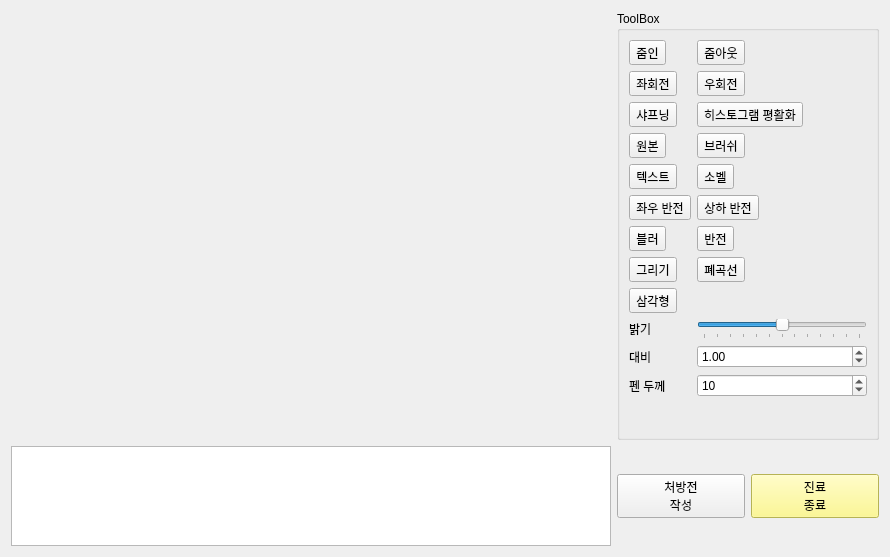
This is Project/src/viewer/ImageViewerSW/imagealbum.ui in AndaCondaa/Dental_Imaging_SW_System as Qt 5 draws it before an edit. The edited form follows.
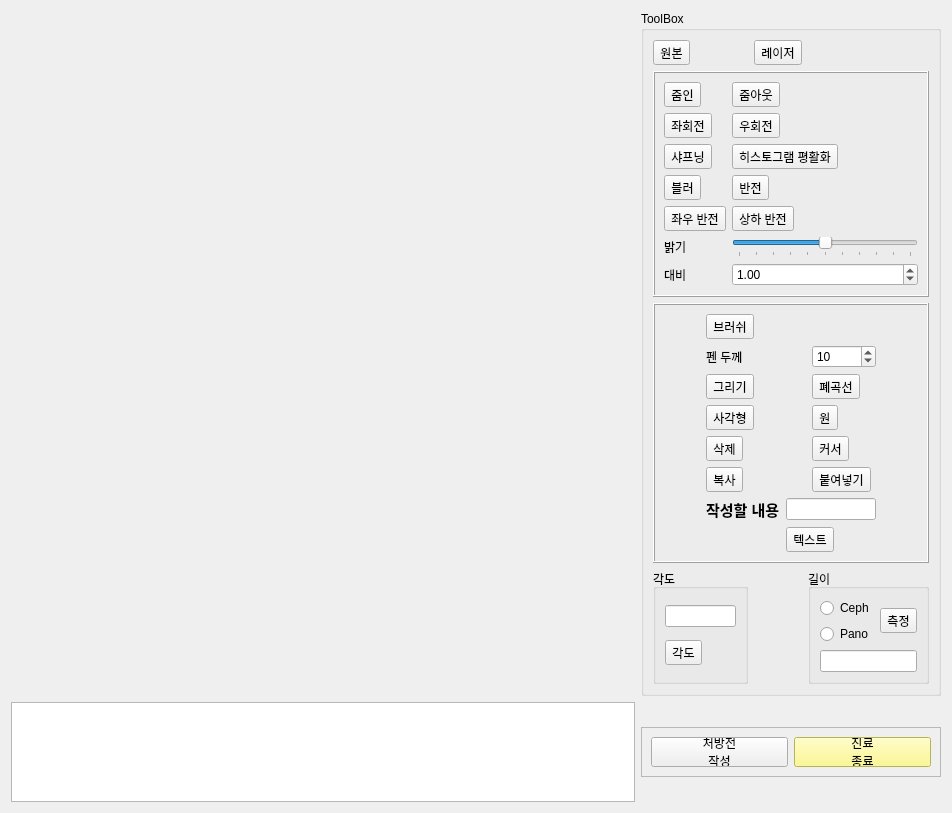
This is the edited form.

Commit message: feat : Angle measurement, Length measurement, modify Brightness

Diff of the .ui file:
```diff
--- a/Project/src/viewer/ImageViewerSW/imagealbum.ui
+++ b/Project/src/viewer/ImageViewerSW/imagealbum.ui
@@ -6,8 +6,8 @@
    <rect>
     <x>0</x>
     <y>0</y>
-    <width>890</width>
-    <height>557</height>
+    <width>952</width>
+    <height>654</height>
    </rect>
   </property>
   <property name="cursor">
@@ -46,67 +46,268 @@
       <property name="title">
        <string>ToolBox</string>
       </property>
+      <layout class="QGridLayout" name="gridLayout_7">
+       <item row="2" column="0" colspan="3">
+        <widget class="QFrame" name="frame_2">
+         <property name="frameShape">
+          <enum>QFrame::Box</enum>
+         </property>
+         <property name="frameShadow">
+          <enum>QFrame::Raised</enum>
+         </property>
+         <layout class="QGridLayout" name="gridLayout_5">
+          <item row="1" column="1">
+           <widget class="QLabel" name="label_3">
+            <property name="text">
+             <string>펜 두께</string>
+            </property>
+            <property name="buddy">
+             <cstring>Thickness</cstring>
+            </property>
+           </widget>
+          </item>
+          <item row="4" column="1">
+           <widget class="QToolButton" name="Delete">
+            <property name="text">
+             <string>삭제</string>
+            </property>
+            <property name="shortcut">
+             <string>Del</string>
+            </property>
+           </widget>
+          </item>
+          <item row="2" column="1">
+           <widget class="QToolButton" name="Lines">
+            <property name="text">
+             <string>그리기</string>
+            </property>
+           </widget>
+          </item>
+          <item row="0" column="1">
+           <widget class="QToolButton" name="Brush">
+            <property name="text">
+             <string>브러쉬</string>
+            </property>
+           </widget>
+          </item>
+          <item row="3" column="1">
+           <widget class="QToolButton" name="Rectangle">
+            <property name="text">
+             <string>사각형</string>
+            </property>
+           </widget>
+          </item>
+          <item row="4" column="2">
+           <widget class="QToolButton" name="Cursor">
+            <property name="text">
+             <string>커서</string>
+            </property>
+           </widget>
+          </item>
+          <item row="2" column="2">
+           <widget class="QToolButton" name="Freehand">
+            <property name="text">
+             <string>폐곡선</string>
+            </property>
+           </widget>
+          </item>
+          <item row="6" column="1" colspan="2">
       <layout class="QFormLayout" name="formLayout">
-       <item row="0" column="0">
-        <widget class="QToolButton" name="ZoomIn">
-         <property name="text">
-          <string>줌인</string>
-         </property>
-        </widget>
-       </item>
        <item row="0" column="1">
-        <widget class="QToolButton" name="ZoomOut">
-         <property name="text">
-          <string>줌아웃</string>
-         </property>
-        </widget>
-       </item>
-       <item row="1" column="0">
-        <widget class="QToolButton" name="LeftRotate">
+             <widget class="QLineEdit" name="lineEdit"/>
+            </item>
+            <item row="0" column="0">
+             <widget class="QLabel" name="label_4">
+              <property name="font">
+               <font>
+                <pointsize>11</pointsize>
+                <bold>true</bold>
+               </font>
+              </property>
          <property name="text">
-          <string>좌회전</string>
+               <string>작성할 내용</string>
+              </property>
+              <property name="buddy">
+               <cstring>lineEdit</cstring>
          </property>
         </widget>
        </item>
        <item row="1" column="1">
+             <widget class="QToolButton" name="TextBox">
+              <property name="text">
+               <string>텍스트</string>
+              </property>
+             </widget>
+            </item>
+           </layout>
+          </item>
+          <item row="1" column="2">
+           <widget class="QSpinBox" name="Thickness">
+            <property name="value">
+             <number>10</number>
+            </property>
+           </widget>
+          </item>
+          <item row="3" column="2">
+           <widget class="QToolButton" name="Ellipse">
+            <property name="text">
+             <string>원</string>
+            </property>
+           </widget>
+          </item>
+          <item row="5" column="1">
+           <widget class="QToolButton" name="Copy">
+            <property name="text">
+             <string>복사</string>
+            </property>
+            <property name="shortcut">
+             <string>Ctrl+C</string>
+            </property>
+           </widget>
+          </item>
+          <item row="5" column="2">
+           <widget class="QToolButton" name="Paste">
+            <property name="text">
+             <string>붙여넣기</string>
+            </property>
+            <property name="shortcut">
+             <string>Ctrl+V</string>
+            </property>
+           </widget>
+          </item>
+         </layout>
+        </widget>
+       </item>
+       <item row="3" column="0">
+        <widget class="QGroupBox" name="groupBox_3">
+         <property name="title">
+          <string>각도</string>
+         </property>
+         <layout class="QGridLayout" name="gridLayout_6">
+          <item row="0" column="0">
+           <widget class="QLineEdit" name="AngleResult"/>
+          </item>
+          <item row="1" column="0">
+           <widget class="QToolButton" name="Angle">
+            <property name="text">
+             <string>각도</string>
+            </property>
+           </widget>
+          </item>
+         </layout>
+        </widget>
+       </item>
+       <item row="0" column="0">
+        <widget class="QToolButton" name="OrigImage">
+         <property name="text">
+          <string>원본</string>
+         </property>
+        </widget>
+       </item>
+       <item row="3" column="2">
+        <widget class="QGroupBox" name="groupBox_2">
+         <property name="title">
+          <string>길이</string>
+         </property>
+         <layout class="QGridLayout" name="gridLayout_3">
+          <item row="0" column="0">
+           <widget class="QRadioButton" name="Ceph">
+            <property name="text">
+             <string>Ceph</string>
+            </property>
+           </widget>
+          </item>
+          <item row="0" column="1" rowspan="2">
+           <widget class="QToolButton" name="LengthMeasurement">
+            <property name="text">
+             <string>측정</string>
+            </property>
+           </widget>
+          </item>
+          <item row="1" column="0">
+           <widget class="QRadioButton" name="Pano">
+            <property name="text">
+             <string>Pano</string>
+            </property>
+           </widget>
+          </item>
+          <item row="2" column="0" colspan="2">
+           <widget class="QLineEdit" name="LengthResult"/>
+          </item>
+         </layout>
+        </widget>
+       </item>
+       <item row="1" column="0" colspan="3">
+        <widget class="QFrame" name="frame">
+         <property name="frameShape">
+          <enum>QFrame::Box</enum>
+         </property>
+         <property name="frameShadow">
+          <enum>QFrame::Raised</enum>
+         </property>
+         <layout class="QGridLayout" name="gridLayout_4">
+          <item row="7" column="1">
+           <widget class="QSlider" name="horizontalSlider">
+            <property name="minimum">
+             <number>-50</number>
+            </property>
+            <property name="maximum">
+             <number>50</number>
+            </property>
+            <property name="orientation">
+             <enum>Qt::Horizontal</enum>
+            </property>
+            <property name="tickPosition">
+             <enum>QSlider::TicksBelow</enum>
+            </property>
+           </widget>
+          </item>
+          <item row="2" column="1">
         <widget class="QToolButton" name="RightRotate">
          <property name="text">
           <string>우회전</string>
          </property>
         </widget>
        </item>
-       <item row="2" column="0">
+          <item row="4" column="0">
+           <widget class="QToolButton" name="Blur">
+            <property name="text">
+             <string>블러</string>
+            </property>
+           </widget>
+          </item>
+          <item row="3" column="0">
         <widget class="QToolButton" name="Sharpening">
          <property name="text">
           <string>샤프닝</string>
          </property>
         </widget>
        </item>
-       <item row="2" column="1">
+          <item row="3" column="1">
         <widget class="QToolButton" name="HistEqual">
          <property name="text">
           <string>히스토그램 평활화</string>
          </property>
         </widget>
        </item>
-       <item row="3" column="0">
-        <widget class="QToolButton" name="OrigImage">
+          <item row="2" column="0">
+           <widget class="QToolButton" name="LeftRotate">
          <property name="text">
-          <string>원본</string>
+             <string>좌회전</string>
          </property>
         </widget>
        </item>
-       <item row="3" column="1">
-        <widget class="QToolButton" name="Brush">
+          <item row="1" column="0">
+           <widget class="QToolButton" name="ZoomIn">
          <property name="text">
-          <string>브러쉬</string>
+             <string>줌인</string>
          </property>
         </widget>
        </item>
-       <item row="4" column="1">
-        <widget class="QToolButton" name="Sobel">
+          <item row="1" column="1">
+           <widget class="QToolButton" name="ZoomOut">
          <property name="text">
-          <string>소벨</string>
+             <string>줌아웃</string>
          </property>
         </widget>
        </item>
@@ -124,35 +325,7 @@
          </property>
         </widget>
        </item>
-       <item row="6" column="0">
-        <widget class="QToolButton" name="Blur">
-         <property name="text">
-          <string>블러</string>
-         </property>
-        </widget>
-       </item>
-       <item row="6" column="1">
-        <widget class="QToolButton" name="Reverse">
-         <property name="text">
-          <string>반전</string>
-         </property>
-        </widget>
-       </item>
        <item row="7" column="0">
-        <widget class="QToolButton" name="Lines">
-         <property name="text">
-          <string>그리기</string>
-         </property>
-        </widget>
-       </item>
-       <item row="7" column="1">
-        <widget class="QToolButton" name="Freehand">
-         <property name="text">
-          <string>폐곡선</string>
-         </property>
-        </widget>
-       </item>
-       <item row="9" column="0">
         <widget class="QLabel" name="label">
          <property name="text">
           <string>밝기</string>
@@ -162,23 +335,14 @@
          </property>
         </widget>
        </item>
-       <item row="9" column="1">
-        <widget class="QSlider" name="horizontalSlider">
-         <property name="minimum">
-          <number>-60</number>
-         </property>
-         <property name="maximum">
-          <number>60</number>
-         </property>
-         <property name="orientation">
-          <enum>Qt::Horizontal</enum>
-         </property>
-         <property name="tickPosition">
-          <enum>QSlider::TicksBelow</enum>
+          <item row="4" column="1">
+           <widget class="QToolButton" name="Reverse">
+            <property name="text">
+             <string>반전</string>
          </property>
         </widget>
        </item>
-       <item row="10" column="0">
+          <item row="8" column="0">
         <widget class="QLabel" name="label_2">
          <property name="text">
           <string>대비</string>
@@ -188,7 +352,7 @@
          </property>
         </widget>
        </item>
-       <item row="10" column="1">
+          <item row="8" column="1">
         <widget class="QDoubleSpinBox" name="Contrast">
          <property name="maximum">
           <double>5.000000000000000</double>
@@ -201,34 +365,13 @@
          </property>
         </widget>
        </item>
-       <item row="11" column="0">
-        <widget class="QLabel" name="label_3">
-         <property name="text">
-          <string>펜 두께</string>
-         </property>
-         <property name="buddy">
-          <cstring>Thickness</cstring>
-         </property>
+         </layout>
         </widget>
        </item>
-       <item row="11" column="1">
-        <widget class="QSpinBox" name="Thickness">
-         <property name="value">
-          <number>10</number>
-         </property>
-        </widget>
-       </item>
-       <item row="4" column="0">
-        <widget class="QToolButton" name="TextBox">
+       <item row="0" column="1">
+        <widget class="QToolButton" name="Laser">
          <property name="text">
-          <string>텍스트</string>
-         </property>
-        </widget>
-       </item>
-       <item row="8" column="0">
-        <widget class="QToolButton" name="Triangle">
-         <property name="text">
-          <string>삼각형</string>
+          <string>레이저</string>
          </property>
         </widget>
        </item>
@@ -280,8 +423,21 @@
     </widget>
    </item>
    <item row="1" column="1">
-    <layout class="QHBoxLayout" name="horizontalLayout_2">
-     <item>
+    <widget class="QFrame" name="frame_3">
+     <property name="maximumSize">
+      <size>
+       <width>16777215</width>
+       <height>50</height>
+      </size>
+     </property>
+     <property name="frameShape">
+      <enum>QFrame::StyledPanel</enum>
+     </property>
+     <property name="frameShadow">
+      <enum>QFrame::Raised</enum>
+     </property>
+     <layout class="QGridLayout" name="gridLayout_8">
+      <item row="0" column="0">
       <widget class="QPushButton" name="Prescription">
        <property name="text">
         <string>처방전
@@ -289,8 +445,8 @@
        </property>
       </widget>
      </item>
-     <item>
-      <widget class="QPushButton" name="pushButton_2">
+      <item row="0" column="1">
+       <widget class="QPushButton" name="EndTreatment">
        <property name="styleSheet">
         <string notr="true">QPushButton {background-color: rgb(255, 250, 117)}</string>
        </property>
@@ -301,6 +457,7 @@
       </widget>
      </item>
     </layout>
+    </widget>
    </item>
   </layout>
  </widget>
```
Lines whose indentation alone changed are shown as unchanged. The commit also changes 19 other files.
